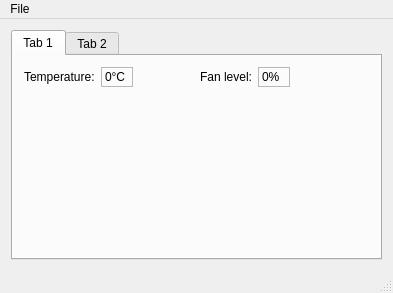
This is qutefan.ui in loathingKernel/Qutefan as Qt 5 draws it before an edit. The edited form follows.
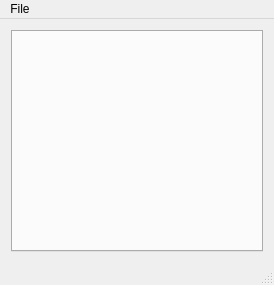
This is the edited form. Icons and pictures are not drawn.

Commit message: System tray icon and first try on dynamic tabs.

Diff of the .ui file:
```diff
--- a/qutefan.ui
+++ b/qutefan.ui
@@ -6,8 +6,8 @@
    <rect>
     <x>0</x>
     <y>0</y>
-    <width>393</width>
-    <height>293</height>
+    <width>274</width>
+    <height>285</height>
    </rect>
   </property>
   <property name="windowTitle">
@@ -23,145 +23,6 @@
       <property name="currentIndex">
        <number>0</number>
       </property>
-      <widget class="QWidget" name="tab_0">
-       <attribute name="title">
-        <string>Tab 1</string>
-       </attribute>
-       <layout class="QGridLayout" name="gridLayout">
-        <item row="1" column="0" colspan="2">
-         <layout class="QVBoxLayout" name="verticalLayout_2">
-          <item>
-           <spacer name="verticalSpacer">
-            <property name="orientation">
-             <enum>Qt::Vertical</enum>
-            </property>
-            <property name="sizeHint" stdset="0">
-             <size>
-              <width>20</width>
-              <height>40</height>
-             </size>
-            </property>
-           </spacer>
-          </item>
-         </layout>
-        </item>
-        <item row="0" column="0">
-         <layout class="QHBoxLayout" name="horizontalLayoutTemp">
-          <item>
-           <widget class="QLabel" name="labelTemp">
-            <property name="sizePolicy">
-             <sizepolicy hsizetype="Preferred" vsizetype="Preferred">
-              <horstretch>0</horstretch>
-              <verstretch>0</verstretch>
-             </sizepolicy>
-            </property>
-            <property name="text">
-             <string>Temperature:</string>
-            </property>
-           </widget>
-          </item>
-          <item>
-           <widget class="QLabel" name="labelTempValue">
-            <property name="sizePolicy">
-             <sizepolicy hsizetype="Fixed" vsizetype="Preferred">
-              <horstretch>0</horstretch>
-              <verstretch>0</verstretch>
-             </sizepolicy>
-            </property>
-            <property name="minimumSize">
-             <size>
-              <width>32</width>
-              <height>0</height>
-             </size>
-            </property>
-            <property name="frameShape">
-             <enum>QFrame::StyledPanel</enum>
-            </property>
-            <property name="frameShadow">
-             <enum>QFrame::Sunken</enum>
-            </property>
-            <property name="text">
-             <string>0°C</string>
-            </property>
-           </widget>
-          </item>
-          <item>
-           <spacer name="horizontalSpacerTemp">
-            <property name="orientation">
-             <enum>Qt::Horizontal</enum>
-            </property>
-            <property name="sizeHint" stdset="0">
-             <size>
-              <width>40</width>
-              <height>20</height>
-             </size>
-            </property>
-           </spacer>
-          </item>
-         </layout>
-        </item>
-        <item row="0" column="1">
-         <layout class="QHBoxLayout" name="horizontalLayoutLevel">
-          <item>
-           <widget class="QLabel" name="labelLevel">
-            <property name="sizePolicy">
-             <sizepolicy hsizetype="Preferred" vsizetype="Preferred">
-              <horstretch>0</horstretch>
-              <verstretch>0</verstretch>
-             </sizepolicy>
-            </property>
-            <property name="text">
-             <string>Fan level:</string>
-            </property>
-           </widget>
-          </item>
-          <item>
-           <widget class="QLabel" name="labelLevelValue">
-            <property name="sizePolicy">
-             <sizepolicy hsizetype="Fixed" vsizetype="Preferred">
-              <horstretch>0</horstretch>
-              <verstretch>0</verstretch>
-             </sizepolicy>
-            </property>
-            <property name="minimumSize">
-             <size>
-              <width>32</width>
-              <height>0</height>
-             </size>
-            </property>
-            <property name="frameShape">
-             <enum>QFrame::StyledPanel</enum>
-            </property>
-            <property name="frameShadow">
-             <enum>QFrame::Sunken</enum>
-            </property>
-            <property name="text">
-             <string>0%</string>
-            </property>
-           </widget>
-          </item>
-          <item>
-           <spacer name="horizontalSpacerLevel">
-            <property name="orientation">
-             <enum>Qt::Horizontal</enum>
-            </property>
-            <property name="sizeHint" stdset="0">
-             <size>
-              <width>40</width>
-              <height>20</height>
-             </size>
-            </property>
-           </spacer>
-          </item>
-         </layout>
-        </item>
-       </layout>
-      </widget>
-      <widget class="QWidget" name="tab_1">
-       <attribute name="title">
-        <string>Tab 2</string>
-       </attribute>
-      </widget>
      </widget>
     </item>
    </layout>
@@ -175,7 +36,7 @@
     <rect>
      <x>0</x>
      <y>0</y>
-     <width>393</width>
+     <width>274</width>
      <height>21</height>
     </rect>
    </property>
```
Left out of the diff: 10 changed lines with no effect on the pictures. The commit also changes 7 other files.
